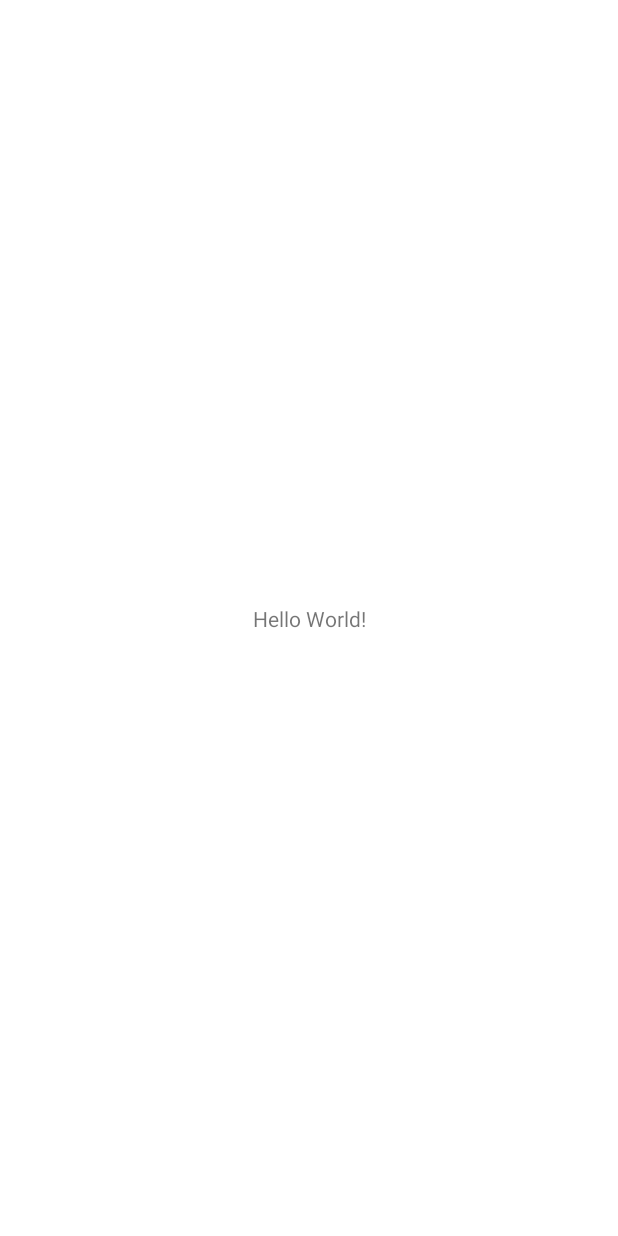
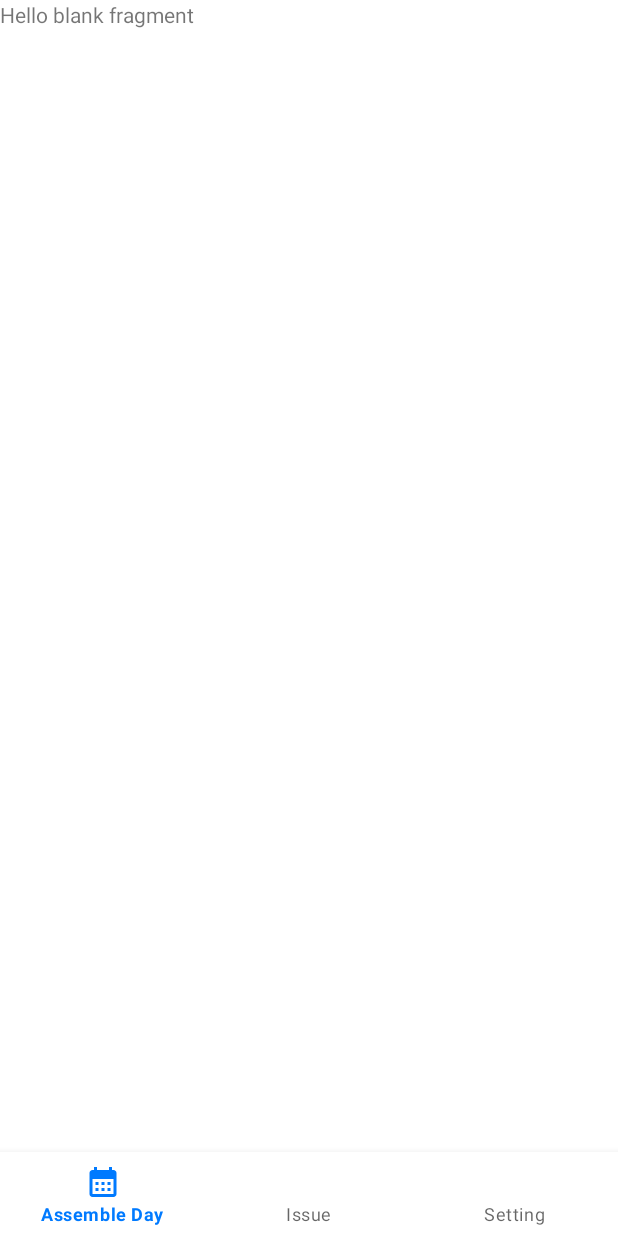
Before and after one commit to stan-lily/AOS, an Android app: the screen it shows after launch (MainActivity before the commit, HomeActivity after it), on a phone screen of 412 x 824 dp. Before the commit the screen is almost empty. Run offline under Robolectric (Android 15) with nearby library versions, the phone set to English and light mode, and no system bars.

Commit message:
Feat : Bottom navigation과 Jetpack Navigation 추가
- Navigation host 액티비티인 HomeActivity 추가
- 소수 액티비티 + 여러 프래그먼트 화면을 위해 navigation component 및 bottom navigation 추가

```diff
--- a/app/build.gradle
+++ b/app/build.gradle
@@ -40,4 +40,8 @@ dependencies {
     testImplementation 'junit:junit:4.13.2'
     androidTestImplementation 'androidx.test.ext:junit:1.1.3'
     androidTestImplementation 'androidx.test.espresso:espresso-core:3.4.0'
+
+    // Jetpack Navigation
+    implementation "androidx.navigation:navigation-fragment-ktx:$nav_version"
+    implementation "androidx.navigation:navigation-ui-ktx:$nav_version"
 }
--- a/app/src/main/AndroidManifest.xml
+++ b/app/src/main/AndroidManifest.xml
@@ -14,7 +14,7 @@
         android:theme="@style/Theme.Assembleday"
         tools:targetApi="31">
         <activity
-            android:name=".MainActivity"
+            android:name=".ui.home.HomeActivity"
             android:exported="true">
             <intent-filter>
                 <action android:name="android.intent.action.MAIN" />
--- /dev/null
+++ b/app/src/main/java/com/example/assemble_day/ui/assembleDay/AssembleDayFragment.kt
@@ -0,0 +1,19 @@
+package com.example.assemble_day.ui.assembleDay
+
+import android.os.Bundle
+import androidx.fragment.app.Fragment
+import android.view.LayoutInflater
+import android.view.View
+import android.view.ViewGroup
+import com.example.assemble_day.R
+
+
+class AssembleDayFragment : Fragment() {
+
+    override fun onCreateView(
+        inflater: LayoutInflater, container: ViewGroup?,
+        savedInstanceState: Bundle?
+    ): View? {
+        return inflater.inflate(R.layout.fragment_assemble_day, container, false)
+    }
+}
--- a/app/src/main/java/com/example/assemble_day/MainActivity.kt
+++ b/app/src/main/java/com/example/assemble_day/ui/home/HomeActivity.kt
@@ -1,11 +1,12 @@
-package com.example.assemble_day
+package com.example.assemble_day.ui.home
 
 import androidx.appcompat.app.AppCompatActivity
 import android.os.Bundle
+import com.example.assemble_day.R
 
-class MainActivity : AppCompatActivity() {
+class HomeActivity : AppCompatActivity() {
     override fun onCreate(savedInstanceState: Bundle?) {
         super.onCreate(savedInstanceState)
-        setContentView(R.layout.activity_main)
+        setContentView(R.layout.activity_home)
     }
 }
--- /dev/null
+++ b/app/src/main/res/drawable/ic_calendar.xml
@@ -0,0 +1,9 @@
+<vector xmlns:android="http://schemas.android.com/apk/res/android"
+    android:width="24dp"
+    android:height="24dp"
+    android:viewportWidth="24"
+    android:viewportHeight="24">
+  <path
+      android:pathData="M19,4h-1V2h-2v2H8V2H6v2H5C3.89,4 3.01,4.9 3.01,6L3,20c0,1.1 0.89,2 2,2h14c1.1,0 2,-0.9 2,-2V6C21,4.9 20.1,4 19,4zM19,20H5V10h14V20zM9,14H7v-2h2V14zM13,14h-2v-2h2V14zM17,14h-2v-2h2V14zM9,18H7v-2h2V18zM13,18h-2v-2h2V18zM17,18h-2v-2h2V18z"
+      android:fillColor="#000000"/>
+</vector>
--- /dev/null
+++ b/app/src/main/res/layout/activity_home.xml
@@ -0,0 +1,31 @@
+<?xml version="1.0" encoding="utf-8"?>
+<androidx.constraintlayout.widget.ConstraintLayout xmlns:android="http://schemas.android.com/apk/res/android"
+    xmlns:app="http://schemas.android.com/apk/res-auto"
+    xmlns:tools="http://schemas.android.com/tools"
+    android:layout_width="match_parent"
+    android:layout_height="match_parent"
+    tools:context=".ui.home.HomeActivity">
+
+    <androidx.fragment.app.FragmentContainerView
+        android:id="@+id/nav_host"
+        android:name="androidx.navigation.fragment.NavHostFragment"
+        android:layout_width="0dp"
+        android:layout_height="0dp"
+        app:defaultNavHost="true"
+        app:layout_constraintBottom_toTopOf="@id/bottom_navigation"
+        app:layout_constraintEnd_toEndOf="parent"
+        app:layout_constraintStart_toStartOf="parent"
+        app:layout_constraintTop_toTopOf="parent"
+        app:navGraph="@navigation/home_navigation_graph"/>
+
+    <com.google.android.material.bottomnavigation.BottomNavigationView
+        android:id="@+id/bottom_navigation"
+        android:layout_width="0dp"
+        android:layout_height="wrap_content"
+        app:layout_constraintBottom_toBottomOf="parent"
+        app:layout_constraintEnd_toEndOf="parent"
+        app:layout_constraintStart_toStartOf="parent"
+        app:layout_constraintTop_toBottomOf="@id/nav_host"
+        app:menu="@menu/bottom_navigation_menu"/>
+
+</androidx.constraintlayout.widget.ConstraintLayout>
--- a/app/src/main/res/layout/activity_main.xml
+++ /dev/null
@@ -1,18 +0,0 @@
-<?xml version="1.0" encoding="utf-8"?>
-<androidx.constraintlayout.widget.ConstraintLayout xmlns:android="http://schemas.android.com/apk/res/android"
-    xmlns:app="http://schemas.android.com/apk/res-auto"
-    xmlns:tools="http://schemas.android.com/tools"
-    android:layout_width="match_parent"
-    android:layout_height="match_parent"
-    tools:context=".MainActivity">
-
-    <TextView
-        android:layout_width="wrap_content"
-        android:layout_height="wrap_content"
-        android:text="Hello World!"
-        app:layout_constraintBottom_toBottomOf="parent"
-        app:layout_constraintEnd_toEndOf="parent"
-        app:layout_constraintStart_toStartOf="parent"
-        app:layout_constraintTop_toTopOf="parent" />
-
-</androidx.constraintlayout.widget.ConstraintLayout>
--- /dev/null
+++ b/app/src/main/res/layout/fragment_assemble_day.xml
@@ -0,0 +1,13 @@
+<?xml version="1.0" encoding="utf-8"?>
+<FrameLayout xmlns:android="http://schemas.android.com/apk/res/android"
+    xmlns:tools="http://schemas.android.com/tools"
+    android:layout_width="match_parent"
+    android:layout_height="match_parent"
+    tools:context=".ui.assembleDay.AssembleDayFragment">
+
+    <TextView
+        android:layout_width="match_parent"
+        android:layout_height="match_parent"
+        android:text="@string/hello_blank_fragment" />
+
+</FrameLayout>
--- /dev/null
+++ b/app/src/main/res/menu/bottom_navigation_menu.xml
@@ -0,0 +1,17 @@
+<?xml version="1.0" encoding="utf-8"?>
+<menu xmlns:android="http://schemas.android.com/apk/res/android">
+
+    <item
+        android:id="@+id/assemble_day"
+        android:icon="@drawable/ic_calendar"
+        android:title="@string/menu_assemble_day" />
+
+    <item
+        android:id="@+id/issue"
+        android:title="Issue" />
+
+    <item
+        android:id="@+id/personal"
+        android:title="Setting" />
+
+</menu>
--- /dev/null
+++ b/app/src/main/res/navigation/home_navigation_graph.xml
@@ -0,0 +1,13 @@
+<?xml version="1.0" encoding="utf-8"?>
+<navigation xmlns:android="http://schemas.android.com/apk/res/android"
+    xmlns:app="http://schemas.android.com/apk/res-auto"
+    xmlns:tools="http://schemas.android.com/tools"
+    android:id="@+id/home_navigation_graph"
+    app:startDestination="@id/assemble_day">
+
+    <fragment
+        android:id="@+id/assemble_day"
+        android:name="com.example.assemble_day.ui.assembleDay.AssembleDayFragment"
+        android:label="fragment_assemble_day"
+        tools:layout="@layout/fragment_assemble_day" />
+</navigation>
--- a/app/src/main/res/values/strings.xml
+++ b/app/src/main/res/values/strings.xml
@@ -1,3 +1,6 @@
 <resources>
     <string name="app_name">Assemble-day</string>
+    <!-- TODO: Remove or change this placeholder text -->
+    <string name="hello_blank_fragment">Hello blank fragment</string>
+    <string name="menu_assemble_day">Assemble Day</string>
 </resources>
--- a/build.gradle
+++ b/build.gradle
@@ -5,6 +5,10 @@ plugins {
     id 'org.jetbrains.kotlin.android' version '1.6.10' apply false
 }
 
+ext {
+    nav_version = "2.5.1"
+}
+
 task clean(type: Delete) {
     delete rootProject.buildDir
 }
```
